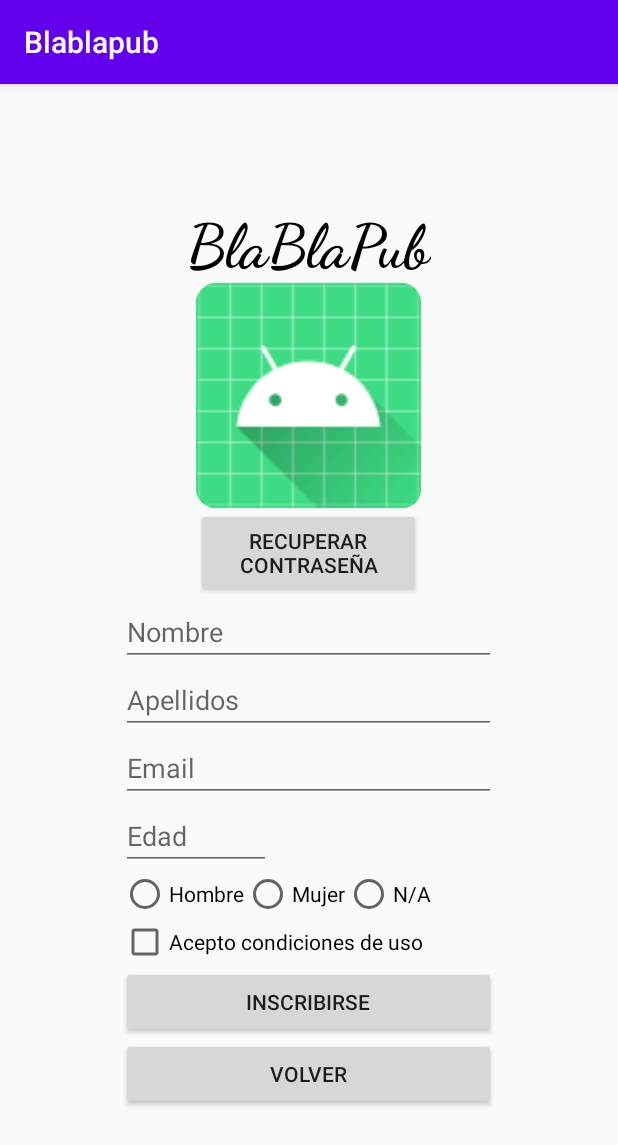
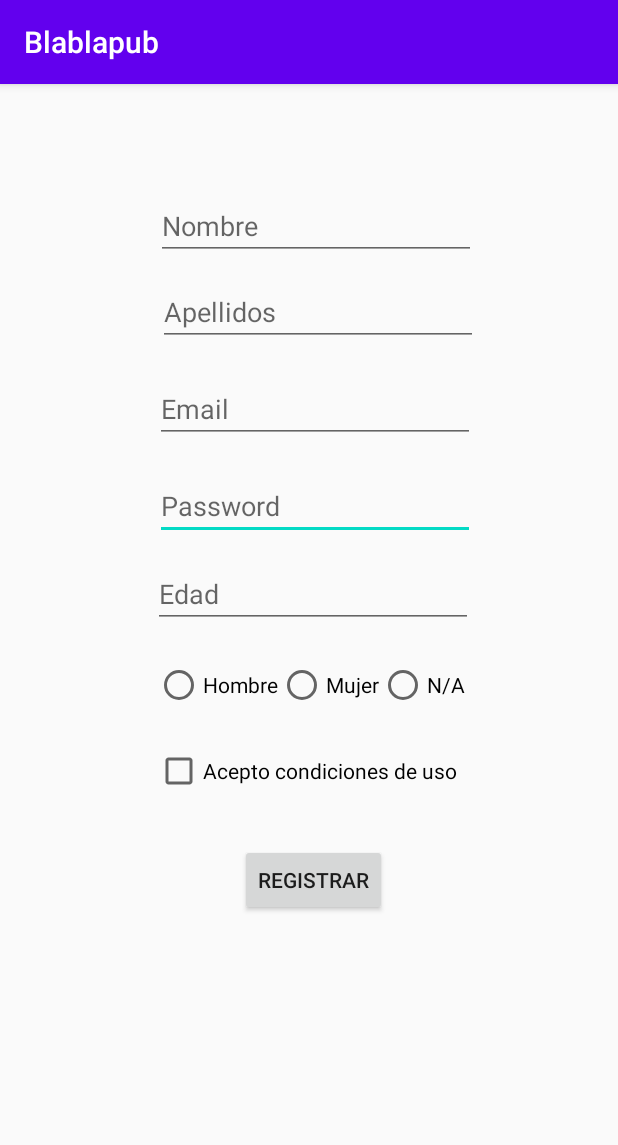
Before and after one commit to hectorLopezCEV/blablapub_android, an Android app: the screen it shows after launch (MainActivity before the commit, RegisterActivity after it), after a tap on "REGISTRO", on a phone screen of 412 x 824 dp. Shown: the top 1145 px of the screen. Run offline under Robolectric (Android 15) with nearby library versions, the phone set to English and light mode, and no system bars.

Commit message:
Registro1

```diff
--- a/app/build.gradle
+++ b/app/build.gradle
@@ -27,6 +27,7 @@ dependencies {
     implementation fileTree(dir: 'libs', include: ['*.jar'])
 
     implementation 'androidx.appcompat:appcompat:1.0.2'
+    implementation 'com.squareup.okhttp3:okhttp:4.5.0'
     implementation 'androidx.constraintlayout:constraintlayout:1.1.3'
     testImplementation 'junit:junit:4.12'
     androidTestImplementation 'androidx.test.ext:junit:1.1.1'
--- a/app/src/main/AndroidManifest.xml
+++ b/app/src/main/AndroidManifest.xml
@@ -1,6 +1,8 @@
 <?xml version="1.0" encoding="utf-8"?>
 <manifest xmlns:android="http://schemas.android.com/apk/res/android"
     package="com.cev.blablapub">
+
+    <uses-permission android:name="android.permission.INTERNET" />
 
     <application
         android:allowBackup="true"
@@ -9,6 +11,7 @@
         android:roundIcon="@mipmap/ic_launcher_round"
         android:supportsRtl="true"
         android:theme="@style/AppTheme">
+        <activity android:name=".RegisterActivity"></activity>
         <activity android:name=".MainActivity">
             <intent-filter>
                 <action android:name="android.intent.action.MAIN" />
--- a/app/src/main/java/com/cev/blablapub/MainActivity.java
+++ b/app/src/main/java/com/cev/blablapub/MainActivity.java
@@ -1,5 +1,6 @@
 package com.cev.blablapub;
 
+import android.content.Intent;
 import android.os.Bundle;
 import android.view.View;
 import android.widget.Toast;
@@ -15,6 +16,7 @@ import android.widget.CompoundButton;
 import androidx.appcompat.app.AppCompatActivity;
 
 public class MainActivity extends AppCompatActivity implements CompoundButton.OnCheckedChangeListener {
+    public static final String EXTRA_MESSAGE = "com.cev.blablapub.RegisterActivity.MESSAGE";
 
     Button login;
     Button registro;
@@ -26,15 +28,7 @@ public class MainActivity extends AppCompatActivity implements CompoundButton.On
     EditText loginPassword;
     Button loginButton;
 
-    LinearLayout vistaRegistro;
-    EditText nombre;
-    EditText apellidos;
-    EditText edad;
-    RadioGroup sexo;
-    RadioButton hombre;
-    RadioButton mujer;
-    CheckBox siHaAceptadoPoliticaUso;
-    Button registrarme;
+
 
     @Override
     protected void onCreate(Bundle savedInstanceState) {
@@ -52,15 +46,6 @@ public class MainActivity extends AppCompatActivity implements CompoundButton.On
         loginPassword = findViewById(R.id.loginPassword);
         loginButton = findViewById(R.id.loginButton);
 
-        vistaRegistro = findViewById(R.id.vistaRegistro);
-        nombre = findViewById(R.id.nombre);
-        apellidos = findViewById(R.id.apellidos);
-        edad = findViewById(R.id.edad);
-        sexo = findViewById(R.id.sexo);
-        siHaAceptadoPoliticaUso = findViewById(R.id.aceptarCondiciones);
-        registrarme = findViewById(R.id.registrarse);
-
-        siHaAceptadoPoliticaUso.setOnCheckedChangeListener(this);
     }
 
     public void abrirLogin(View vista) {
@@ -87,71 +72,9 @@ public class MainActivity extends AppCompatActivity implements CompoundButton.On
         login.setVisibility(View.GONE);
         registro.setVisibility(View.GONE);
 
-        vistaRegistro.setVisibility(View.VISIBLE);
-
-        nombre.setText("");
-        apellidos.setText("");
-        edad.setText("");
-        sexo.clearCheck();
-
-        siHaAceptadoPoliticaUso.setChecked(false);
-    }
-
-    /*
-    Oculta los campos de datos y visualiza la presentación
-     */
-    public void ocultaRegistro(View vista) {
-        imagenTarta.setVisibility(View.VISIBLE);
-        registro.setVisibility(View.VISIBLE);
-
-        vistaRegistro.setVisibility(View.GONE);
-    }
-
-
-    /*
-    Comprueba si todos los datos necesarios se han rellenado
-    y si es así muestra el Toast correspondiente y oculta los campos de datos
-    y visualiza la presntación para permitir otro registro
-     */
-    public void inscribirse(View vista) {
-        Toast toastKO = Toast.makeText(this, "Faltan datos. Por favor complete la información solicitada",
-                Toast.LENGTH_LONG);
-        Toast toastOK = Toast.makeText(this, "Gracias " + nombre.getText() + " ¡La inscripción se ha hecho con éxito!",
-                Toast.LENGTH_LONG);
-
-        Toast toastMenorEdad = Toast.makeText(this, "Los participantes deben ser mayores de edad",
-                Toast.LENGTH_LONG);
-
-        int edadConcursante = 0;
-        boolean edadOK = false;
-        if (edad.getText().length() > 0) {
-            edadConcursante = Integer.parseInt(edad.getText().toString());
-        }
-        if (edadConcursante >= 18) {
-            edadOK = true;
-        }
-
-        boolean todoOK = false;
-        boolean todoDatosOK = false;
-
-        todoDatosOK = (nombre.getText().length() > 0) && (apellidos.getText().length() > 0) && (edad.getText().length() > 0)
-                && (hombre.isChecked() || mujer.isChecked()) &&
-                ((siHaAceptadoPoliticaUso.isChecked()) ||
-                        (siHaAceptadoPoliticaUso.isChecked() == false));
-
-        todoOK = todoDatosOK && edadOK;
-        //Si tod o bien guardar
-        if (todoOK) {
-            toastOK.show();
-            ocultaRegistro(vista);
-        }
-        if (!todoDatosOK) {
-            toastKO.show();
-        }
-        if (todoDatosOK && !edadOK) {
-            toastMenorEdad.show();
-        }
-
+        Intent intent = new Intent(this,RegisterActivity.class);
+        intent.putExtra(EXTRA_MESSAGE, "message");
+        startActivity(intent);
     }
 
     @Override
--- /dev/null
+++ b/app/src/main/java/com/cev/blablapub/PetitionsPost.java
@@ -0,0 +1,53 @@
+package com.cev.blablapub;
+
+import android.content.Context;
+import android.os.AsyncTask;
+import android.widget.Toast;
+
+import java.io.IOException;
+
+import okhttp3.FormBody;
+import okhttp3.OkHttpClient;
+import okhttp3.Request;
+import okhttp3.RequestBody;
+import okhttp3.Response;
+
+public class PetitionsPost extends AsyncTask<String,Void,String> {
+    Context context;
+
+    PetitionsPost(Context context){
+        this.context = context;
+    }
+
+    @Override
+    protected String doInBackground(String... parametros) {
+        String url = parametros[0];
+        String name = parametros[1];
+        String email = parametros[2];
+        String password = parametros[3];
+        String edad = parametros[4];
+        String sexo = parametros[5];
+        String resultado ="";
+        RequestBody body = new FormBody.Builder()
+                .add("name",name)
+                .add("email",email)
+                .add("password",password)
+                .add("edad",edad)
+                .add("sexo",sexo)
+                .build();
+        OkHttpClient okHttpClient = new OkHttpClient();
+        Request request = new Request.Builder().url(url).post(body).build();
+        try {
+            Response response = okHttpClient.newCall(request).execute();
+            resultado = response.body().string();
+        } catch (IOException e) {
+            e.printStackTrace();
+        }
+        return resultado;
+    }
+
+    @Override
+    protected void onPostExecute(String resultado) {
+        Toast.makeText(context,resultado,Toast.LENGTH_LONG).show();
+    }
+}
--- /dev/null
+++ b/app/src/main/java/com/cev/blablapub/RegisterActivity.java
@@ -0,0 +1,85 @@
+package com.cev.blablapub;
+
+import androidx.appcompat.app.AppCompatActivity;
+
+import android.os.Bundle;
+import android.view.View;
+import android.widget.Button;
+import android.widget.CheckBox;
+import android.widget.EditText;
+import android.widget.RadioButton;
+import android.widget.RadioGroup;
+import android.widget.Toast;
+
+public class RegisterActivity extends AppCompatActivity {
+    EditText nombre;
+    EditText apellidos;
+    EditText edad;
+    EditText email;
+    RadioGroup sexo;
+    RadioButton hombre;
+    RadioButton mujer;
+    CheckBox siHaAceptadoPoliticaUso;
+    Button registrarme;
+
+    @Override
+    protected void onCreate(Bundle savedInstanceState) {
+        super.onCreate(savedInstanceState);
+        setContentView(R.layout.activity_register2);
+        email = findViewById(R.id.email);
+        nombre = findViewById(R.id.nombre);
+        apellidos = findViewById(R.id.apellido);
+        edad = findViewById(R.id.edad);
+        sexo = findViewById(R.id.sexo);
+        siHaAceptadoPoliticaUso = findViewById(R.id.aceptarCondiciones);
+        registrarme = findViewById(R.id.registrar);
+    }
+    public void inscribirse(View vista) {
+        Toast toastKO = Toast.makeText(this, "Faltan datos. Por favor complete la información solicitada",
+                Toast.LENGTH_LONG);
+        Toast toastOK = Toast.makeText(this, "Gracias " + nombre.getText() + " ¡La inscripción se ha hecho con éxito!",
+                Toast.LENGTH_LONG);
+
+        Toast toastMenorEdad = Toast.makeText(this, "Los participantes deben ser mayores de edad",
+                Toast.LENGTH_LONG);
+
+        int edadConcursante = 0;
+        boolean edadOK = false;
+        if (edad.getText().length() > 0) {
+            edadConcursante = Integer.parseInt(edad.getText().toString());
+        }
+        if (edadConcursante >= 18) {
+            edadOK = true;
+        }
+
+        boolean todoOK = false;
+        boolean todoDatosOK = false;
+
+        todoDatosOK = (nombre.getText().length() > 0) && (apellidos.getText().length() > 0) && (edad.getText().length() > 0)
+                && //(hombre.isChecked() || mujer.isChecked()) &&
+                ((siHaAceptadoPoliticaUso.isChecked()) ||
+                        (siHaAceptadoPoliticaUso.isChecked() == false));
+
+        todoOK = todoDatosOK && edadOK;
+        //Si tod o bien guardar
+        if (todoOK) {
+             toastOK.show();
+        }
+        if (!todoDatosOK) {
+            toastKO.show();
+        }
+        if (todoDatosOK && !edadOK) {
+            toastMenorEdad.show();
+        }
+        if(todoOK == true){
+            PetitionsPost petitionsPost = new PetitionsPost(this);
+            String url = "http://127.0.0.1:8000/api/user";
+            String name = nombre.toString()+ apellidos.toString();
+            petitionsPost.execute(url,"dd","ff@ff","1234","22","hombre");
+
+
+
+        }
+
+    }
+}
--- a/app/src/main/res/layout/activity_main.xml
+++ b/app/src/main/res/layout/activity_main.xml
@@ -99,97 +99,4 @@
             android:visibility="visible" />
     </LinearLayout>
 
-    <LinearLayout
-        android:id="@+id/vistaRegistro"
-        android:layout_width="wrap_content"
-        android:layout_height="wrap_content"
-        android:gravity="center_vertical"
-        android:minWidth="250dp"
-        android:orientation="vertical"
-        android:visibility="gone">
-
-
-        <EditText
-            android:id="@+id/nombre"
-            android:layout_width="match_parent"
-            android:layout_height="wrap_content"
-            android:hint="Nombre"
-            android:visibility="visible" />
-
-        <EditText
-            android:id="@+id/apellidos"
-            android:layout_width="match_parent"
-            android:layout_height="wrap_content"
-            android:hint="Apellidos"
-            android:visibility="visible" />
-
-        <EditText
-            android:id="@+id/email"
-            android:layout_width="match_parent"
-            android:layout_height="wrap_content"
-            android:hint="Email"
-            android:visibility="visible" />
-
-        <EditText
-            android:id="@+id/edad"
-            android:layout_width="100dp"
-            android:layout_height="wrap_content"
-            android:layout_gravity="left"
-            android:hint="Edad"
-            android:inputType="number"
-            android:maxLength="2"
-            android:visibility="visible" />
-
-        <RadioGroup
-            android:id="@+id/sexo"
-            android:layout_width="wrap_content"
-            android:layout_height="wrap_content"
-            android:orientation="horizontal"
-            android:visibility="visible">
-
-            <RadioButton
-                android:id="@+id/hombre"
-                android:layout_width="wrap_content"
-                android:layout_height="wrap_content"
-                android:text="Hombre" />
-
-            <RadioButton
-                android:id="@+id/mujer"
-                android:layout_width="wrap_content"
-                android:layout_height="wrap_content"
-                android:text="Mujer" />
-
-            <RadioButton
-                android:id="@+id/na"
-                android:layout_width="wrap_content"
-                android:layout_height="wrap_content"
-                android:text="N/A" />
-        </RadioGroup>
-
-        <CheckBox
-            android:id="@+id/aceptarCondiciones"
-            android:layout_width="wrap_content"
-            android:layout_height="wrap_content"
-            android:text="Acepto condiciones de uso"
-            android:visibility="visible" />
-
-        <Button
-            android:id="@+id/registrarse"
-            android:layout_width="wrap_content"
-            android:layout_height="wrap_content"
-            android:minWidth="250dp"
-            android:onClick="inscribirse"
-            android:text="Inscribirse"
-            android:visibility="visible" />
-
-        <Button
-            android:id="@+id/registerBack"
-            android:layout_width="wrap_content"
-            android:layout_height="wrap_content"
-            android:minWidth="250dp"
-            android:onClick="backToMain"
-            android:text="Volver"
-            android:visibility="visible" />
-    </LinearLayout>
-
 </LinearLayout>
--- /dev/null
+++ b/app/src/main/res/layout/activity_register2.xml
@@ -0,0 +1,128 @@
+<?xml version="1.0" encoding="utf-8"?>
+<androidx.constraintlayout.widget.ConstraintLayout xmlns:android="http://schemas.android.com/apk/res/android"
+    xmlns:app="http://schemas.android.com/apk/res-auto"
+    xmlns:tools="http://schemas.android.com/tools"
+    android:layout_width="match_parent"
+    android:layout_height="match_parent"
+    tools:context=".RegisterActivity">
+
+    <CheckBox
+        android:id="@+id/aceptarCondiciones"
+        android:layout_width="wrap_content"
+        android:layout_height="wrap_content"
+        android:layout_marginStart="103dp"
+        android:layout_marginLeft="103dp"
+        android:layout_marginTop="25dp"
+        android:text="Acepto condiciones de uso"
+        android:visibility="visible"
+        app:layout_constraintStart_toStartOf="parent"
+        app:layout_constraintTop_toBottomOf="@+id/sexo" />
+
+    <EditText
+        android:id="@+id/password"
+        android:layout_width="wrap_content"
+        android:layout_height="wrap_content"
+        android:layout_marginStart="103dp"
+        android:layout_marginLeft="103dp"
+        android:layout_marginTop="19dp"
+        android:ems="10"
+        android:hint="Password"
+        android:inputType="textPassword"
+        app:layout_constraintStart_toStartOf="parent"
+        app:layout_constraintTop_toBottomOf="@+id/email" />
+
+    <EditText
+        android:id="@+id/nombre"
+        android:layout_width="wrap_content"
+        android:layout_height="wrap_content"
+        android:layout_marginStart="104dp"
+        android:layout_marginLeft="104dp"
+        android:layout_marginTop="72dp"
+        android:ems="10"
+        android:hint="Nombre"
+        android:inputType="textPersonName"
+        app:layout_constraintStart_toStartOf="parent"
+        app:layout_constraintTop_toTopOf="parent" />
+
+    <EditText
+        android:id="@+id/apellido"
+        android:layout_width="wrap_content"
+        android:layout_height="wrap_content"
+        android:layout_marginStart="105dp"
+        android:layout_marginLeft="105dp"
+        android:layout_marginTop="12dp"
+        android:ems="10"
+        android:hint="Apellidos"
+        android:inputType="textPersonName"
+        app:layout_constraintStart_toStartOf="parent"
+        app:layout_constraintTop_toBottomOf="@+id/nombre" />
+
+    <EditText
+        android:id="@+id/email"
+        android:layout_width="wrap_content"
+        android:layout_height="wrap_content"
+        android:layout_marginStart="103dp"
+        android:layout_marginLeft="103dp"
+        android:layout_marginTop="19dp"
+        android:ems="10"
+        android:hint="Email"
+        android:inputType="textEmailAddress"
+        app:layout_constraintStart_toStartOf="parent"
+        app:layout_constraintTop_toBottomOf="@+id/apellido" />
+
+    <EditText
+        android:id="@+id/edad"
+        android:layout_width="wrap_content"
+        android:layout_height="wrap_content"
+        android:layout_marginStart="102dp"
+        android:layout_marginLeft="102dp"
+        android:layout_marginTop="13dp"
+        android:ems="10"
+        android:hint="Edad"
+        android:inputType="numberDecimal"
+        app:layout_constraintStart_toStartOf="parent"
+        app:layout_constraintTop_toBottomOf="@+id/password" />
+
+    <RadioGroup
+        android:id="@+id/sexo"
+        android:layout_width="wrap_content"
+        android:layout_height="wrap_content"
+        android:layout_marginStart="103dp"
+        android:layout_marginLeft="103dp"
+        android:layout_marginTop="22dp"
+        android:orientation="horizontal"
+        android:visibility="visible"
+        app:layout_constraintStart_toStartOf="parent"
+        app:layout_constraintTop_toBottomOf="@+id/edad">
+
+        <RadioButton
+            android:id="@+id/hombre"
+            android:layout_width="wrap_content"
+            android:layout_height="wrap_content"
+            android:text="Hombre" />
+
+        <RadioButton
+            android:id="@+id/mujer"
+            android:layout_width="wrap_content"
+            android:layout_height="wrap_content"
+            android:text="Mujer" />
+
+        <RadioButton
+            android:id="@+id/na"
+            android:layout_width="wrap_content"
+            android:layout_height="wrap_content"
+            android:text="N/A" />
+    </RadioGroup>
+
+    <Button
+        android:id="@+id/registrar"
+        android:layout_width="wrap_content"
+        android:layout_height="wrap_content"
+        android:layout_marginStart="160dp"
+        android:layout_marginLeft="160dp"
+        android:layout_marginTop="144dp"
+        android:onClick="inscribirse"
+        android:text="Registrar"
+        app:layout_constraintStart_toStartOf="parent"
+        app:layout_constraintTop_toBottomOf="@+id/edad" />
+</androidx.constraintlayout.widget.ConstraintLayout>
```
